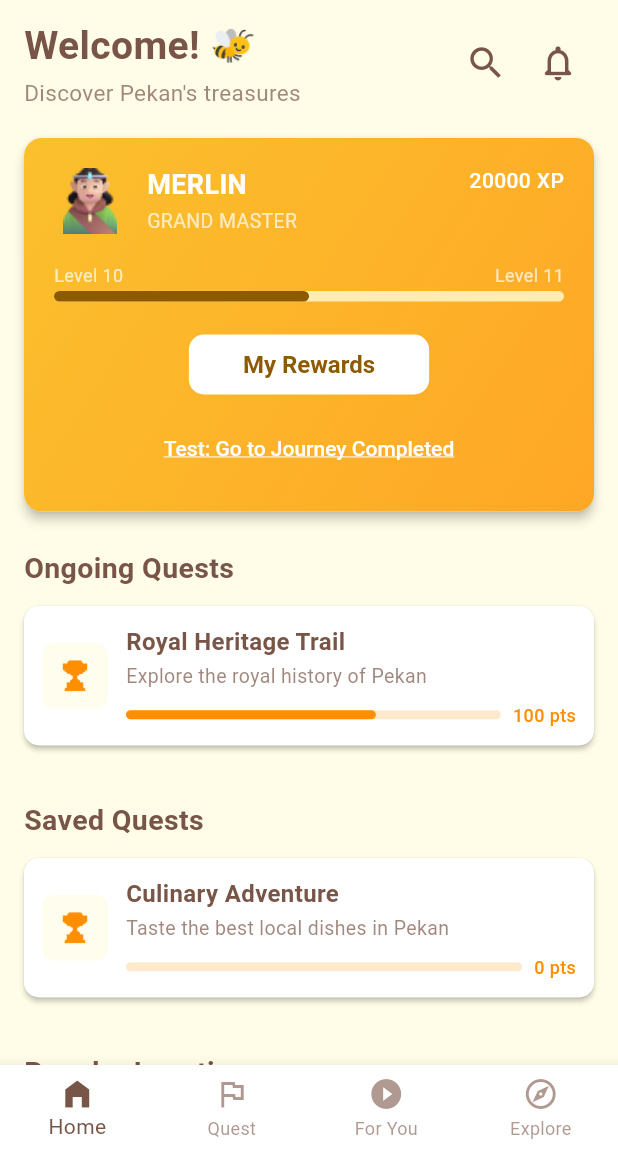
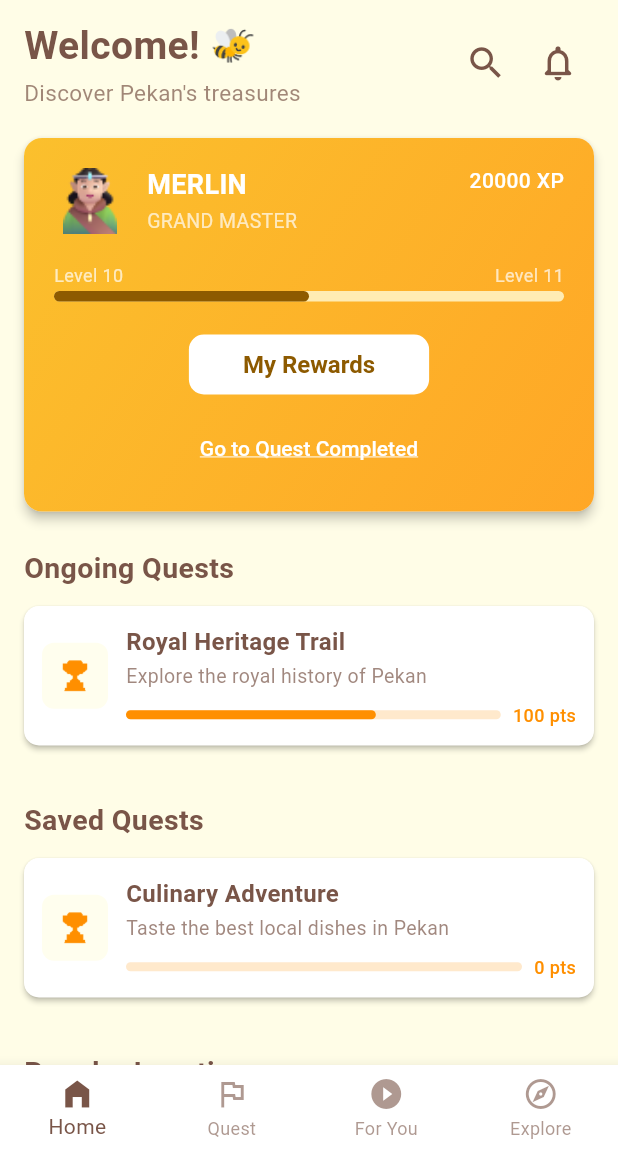
Before and after one commit to Rikue29/honeybee, a Flutter app: the screen it shows once a user with an empty profile is signed in, on a phone screen of 412 x 824 dp, the part 84-1236 px from its top. Run offline on Flutter 3.47's test engine with Material 3 defaults, Android fonts, the phone set to English and light mode, and no system bars; our stand-ins replace flutter_dotenv, geolocator, image_picker, share_plus, supabase_flutter, video_player; missing offline and left inert: mapbox_maps_flutter; accounts and stored records are empty; Roboto replaces fonts that are missing (Poppins).

Commit message:
Update home_screen.dart

```diff
--- a/frontend/lib/features/home/presentation/screens/home_screen.dart
+++ b/frontend/lib/features/home/presentation/screens/home_screen.dart
@@ -462,8 +462,7 @@
               Center(
                 child: TextButton(
                   onPressed: () {
-                    // TODO: Implement or remove test navigation
-                    // Navigator.pushNamed(context, '/journey-completed');
+                    Navigator.pushNamed(context, '/journey-completed');
                   },
                   style: TextButton.styleFrom(
                     foregroundColor: Colors.white,
@@ -473,7 +472,7 @@
                       decoration: TextDecoration.underline,
                     ),
                   ),
-                  child: const Text('Test: Go to Journey Completed'),
+                  child: const Text('Go to Quest Completed'),
                 ),
               ),
             ],
```
